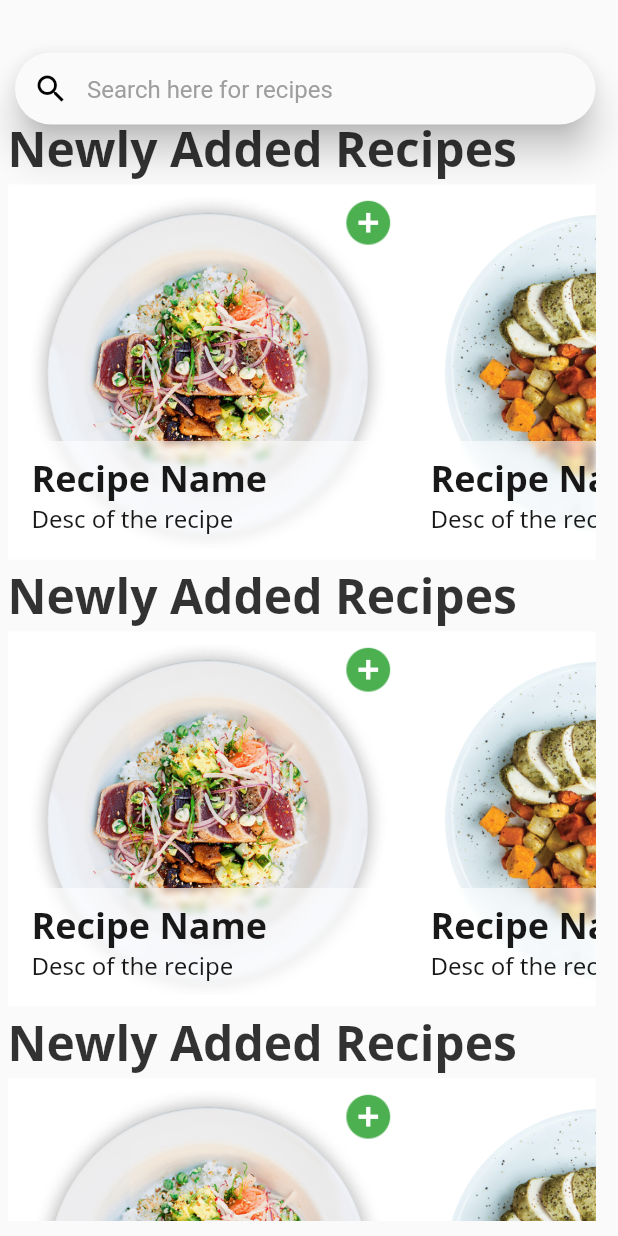
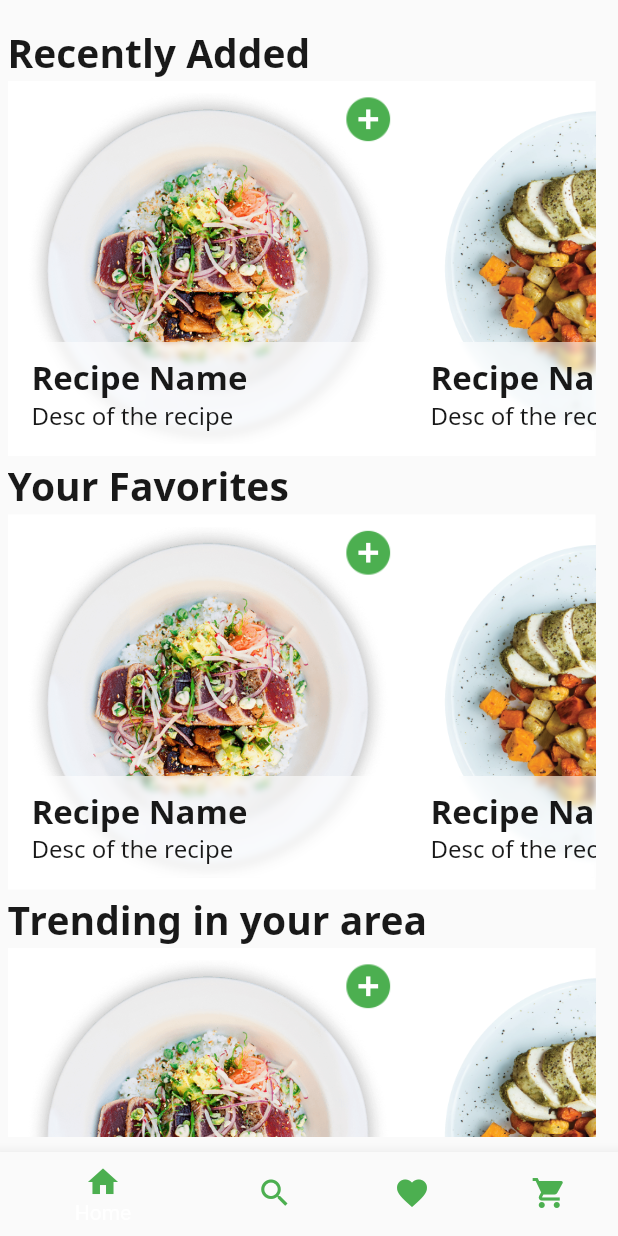
Before and after one commit to projginflutter/recipeapp, a Flutter app: the screen it shows after launch, on a phone screen of 412 x 824 dp. Run offline on Flutter 3.47's test engine with Material 2 defaults, Android fonts, the phone set to English and light mode, and no system bars.

Commit message:
Clean up + remove tray + param carousal

```diff
--- a/lib/main.dart
+++ b/lib/main.dart
@@ -1,6 +1,6 @@
 import 'package:flutter/material.dart';
-import 'package:recipeapp/widgets/carousel.dart';
-import 'package:recipeapp/widgets/foodTray.dart';
+import 'package:recipeapp/widgets/bottomBar.dart';
+import 'package:recipeapp/widgets/home.dart';
 
 void main() => runApp(MyAppFactory());
 
@@ -23,64 +23,13 @@ class MyHomePage extends StatefulWidget {
 }
 
 class _MyHomePageState extends State<MyHomePage> {
-  int getColorHexFromStr(String colorStr) {
-    colorStr = "FF" + colorStr;
-    colorStr = colorStr.replaceAll("#", "");
-    int val = 0;
-    int len = colorStr.length;
-    for (int i = 0; i < len; i++) {
-      int hexDigit = colorStr.codeUnitAt(i);
-      if (hexDigit >= 48 && hexDigit <= 57) {
-        val += (hexDigit - 48) * (1 << (4 * (len - 1 - i)));
-      } else if (hexDigit >= 65 && hexDigit <= 70) {
-        // A..F
-        val += (hexDigit - 55) * (1 << (4 * (len - 1 - i)));
-      } else if (hexDigit >= 97 && hexDigit <= 102) {
-        // a..f
-        val += (hexDigit - 87) * (1 << (4 * (len - 1 - i)));
-      } else {
-        throw new FormatException("An error occurred when converting a color");
-      }
-    }
-    return val;
-  }
-
   @override
   Widget build(BuildContext context) {
     return Scaffold(
-        resizeToAvoidBottomPadding: false,
-        resizeToAvoidBottomInset: false,
-        body: Stack(
-          children: <Widget>[
-            Container(
-              padding: EdgeInsets.fromLTRB(10.0, 35.0, 15.0, 10.0),
-              child: Material(
-                elevation: 10.0,
-                borderRadius: BorderRadius.circular(25.0),
-                child: TextFormField(
-                  decoration: InputDecoration(
-                      border: InputBorder.none,
-                      prefixIcon: Icon(Icons.search, color: Colors.black),
-                      contentPadding: EdgeInsets.only(left: 15.0, top: 15.0),
-                      hintText: 'Search here for recipes',
-                      hintStyle: TextStyle(color: Colors.grey)),
-                ),
-              ),
-            ),
-            Container(
-                padding: EdgeInsets.fromLTRB(5.0, 75.0, 15.0, 10.0),
-                child: ListView.builder(
-                  shrinkWrap: true,
-                  scrollDirection: Axis.vertical,
-                  itemCount: 4,
-                  itemBuilder: (context, index) {
-                    return FoodTray(
-                        "Newly Added Recipes",
-                        Carousel(6, Axis.horizontal, 'assets/images/plates',
-                            'Avacado recipe'));
-                  },
-                ))
-          ],
-        ));
+      resizeToAvoidBottomPadding: false,
+      resizeToAvoidBottomInset: false,
+      body: HomePage(),
+      bottomNavigationBar: BottomBar(),
+    );
   }
 }
--- a/lib/styles.dart
+++ b/lib/styles.dart
@@ -9,7 +9,7 @@ abstract class Styles {
   static const cardTitleText = TextStyle(
     color: Color.fromRGBO(0, 0, 0, 0.9),
     fontFamily: 'NotoSans',
-    fontSize: 24,
+    fontSize: 22,
     fontStyle: FontStyle.normal,
     fontWeight: FontWeight.bold,
   );
@@ -33,4 +33,12 @@ abstract class Styles {
     fontStyle: FontStyle.normal,
     fontWeight: FontWeight.bold,
   );
+
+  static const carousalTitle = TextStyle(
+    color: Color.fromRGBO(0, 0, 0, 0.9),
+    fontFamily: 'NotoSans',
+    fontSize: 26,
+    fontStyle: FontStyle.normal,
+    fontWeight: FontWeight.bold,
+  );
 }
--- /dev/null
+++ b/lib/widgets/bottomBar.dart
@@ -0,0 +1,30 @@
+import 'package:flutter/material.dart';
+import 'package:flutter/cupertino.dart';
+
+class BottomBar extends StatelessWidget {
+  @override
+  Widget build(BuildContext context) {
+    // TODO: implement build
+    return BottomNavigationBar(
+        currentIndex: 0, // this will be set when a new tab is tapped
+        items: [
+          BottomNavigationBarItem(
+            icon: new Icon(
+              Icons.home,
+              color: Colors.green,
+            ),
+            title: new Text('Home'),
+          ),
+          BottomNavigationBarItem(
+            icon: new Icon(Icons.search, color: Colors.green),
+            title: new Text('Search'),
+          ),
+          BottomNavigationBarItem(
+              icon: Icon(Icons.favorite, color: Colors.green),
+              title: Text('Favorites')),
+          BottomNavigationBarItem(
+              icon: Icon(Icons.shopping_cart, color: Colors.green),
+              title: Text('View Cart'))
+        ]);
+  }
+}
--- a/lib/widgets/foodTray.dart
+++ /dev/null
@@ -1,34 +0,0 @@
-import 'package:flutter/material.dart';
-import 'package:flutter/cupertino.dart';
-
-import '../styles.dart';
-import 'carousel.dart';
-
-class FoodTray extends StatelessWidget {
-  FoodTray(this.name, this.carousel);
-
-  final String name;
-  //Short description
-  final Carousel carousel;
-
-  @override
-  Widget build(BuildContext context) {
-    return Column(
-      children: <Widget>[
-        Padding(
-          padding: const EdgeInsets.symmetric(vertical: 2.0),
-          child: Column(
-            crossAxisAlignment: CrossAxisAlignment.stretch,
-            children: [
-              Text(name, style: Styles.headlineText),
-            ],
-          ),
-        ),
-        SizedBox(
-          height: 250,
-          child: carousel,
-        ),
-      ],
-    );
-  }
-}
--- /dev/null
+++ b/lib/widgets/home.dart
@@ -0,0 +1,54 @@
+import 'package:flutter/material.dart';
+import 'package:flutter/cupertino.dart';
+
+import '../styles.dart';
+import 'carousel.dart';
+
+class HomePage extends StatelessWidget {
+  HomePage();
+
+  Widget _generateCarousals(String homeSection) {
+    String name = getNameFromSection(homeSection);
+    return Column(
+      children: <Widget>[
+        Padding(
+          padding: const EdgeInsets.symmetric(vertical: 2.0),
+          child: Column(
+            crossAxisAlignment: CrossAxisAlignment.stretch,
+            children: [
+              Text(name, style: Styles.carousalTitle),
+            ],
+          ),
+        ),
+        SizedBox(
+          height: 250,
+          child: Carousel(
+              6, Axis.horizontal, 'assets/images/plates', 'Avacado recipe'),
+        ),
+      ],
+    );
+  }
+
+  @override
+  Widget build(BuildContext context) {
+    return Stack(
+      children: <Widget>[
+        Container(
+            padding: EdgeInsets.fromLTRB(5.0, 15.0, 15.0, 10.0),
+            child: ListView(
+              shrinkWrap: true,
+              scrollDirection: Axis.vertical,
+              children: <Widget>[
+                _generateCarousals("Recently Added"),
+                _generateCarousals("Your Favorites"),
+                _generateCarousals("Trending in your area"),
+              ],
+            )),
+      ],
+    );
+  }
+
+  String getNameFromSection(String homeSection) {
+    return homeSection;
+  }
+}
```
Also changed, not shown: lib/widgets/recipe_card.dart (+11 -24 lines).
